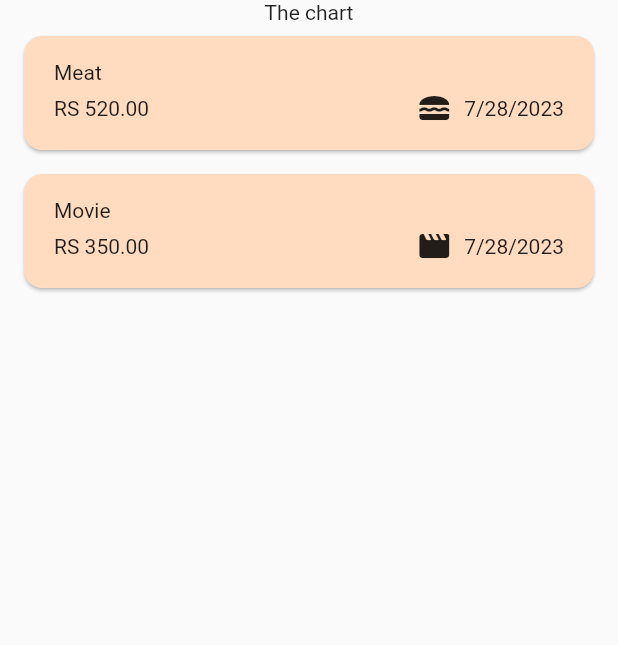
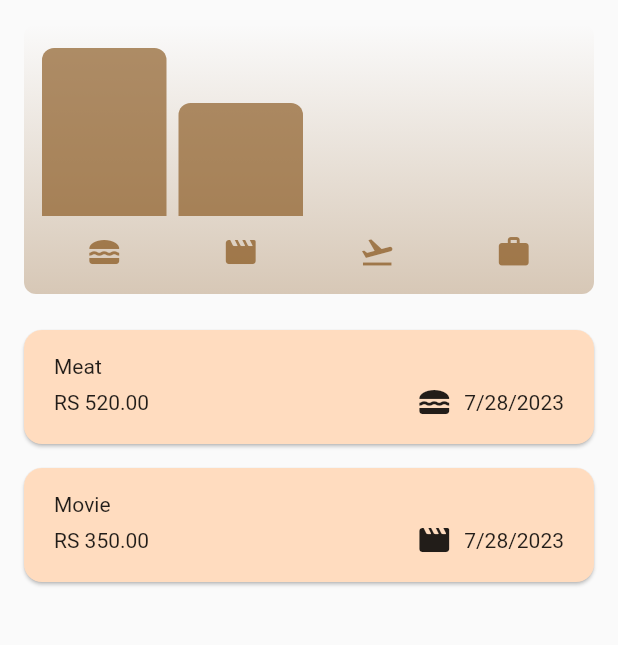
Before and after one commit to Angel-dash/Berries_tracker, a Flutter app: the screen it shows after launch, on a phone screen of 412 x 824 dp, the part 84-729 px from its top. Run offline on Flutter 3.47's test engine with Material 2 defaults, Android fonts, the phone set to English and light mode, and no system bars.

Commit message:
Bargraph/charts added

```diff
--- a/lib/models/expense.dart
+++ b/lib/models/expense.dart
@@ -32,3 +32,22 @@ class Expense {
     return formatter.format(date);
   }
 }
+
+class ExpenseBucket {
+  const ExpenseBucket({required this.category, required this.expenses});
+
+  ExpenseBucket.forCategory(List<Expense> allExpenses, this.category)
+      : expenses = allExpenses //Expenses ni huna sakxa
+            .where((expense) => expense.category == category)
+            .toList();
+  final Category category;
+  final List<Expense> expenses;
+
+  double get totalExpenses {
+    double sum = 0;
+    for (final expense in expenses) {
+      sum += expense.amount;
+    }
+    return sum;
+  }
+}
--- /dev/null
+++ b/lib/widgets/chart/chart.dart
@@ -0,0 +1,95 @@
+import 'package:flutter/material.dart';
+
+import 'package:expense_tracker/widgets/chart/chart_bar.dart';
+import 'package:expense_tracker/models/expense.dart';
+
+class Chart extends StatelessWidget {
+  const Chart({super.key, required this.expenses});
+
+  final List<Expense> expenses;
+
+  List<ExpenseBucket> get buckets {
+    return [
+      ExpenseBucket.forCategory(expenses, Category.food),
+      ExpenseBucket.forCategory(expenses, Category.leisure),
+      ExpenseBucket.forCategory(expenses, Category.travel),
+      ExpenseBucket.forCategory(expenses, Category.work),
+    ];
+  }
+
+  double get maxTotalExpense {
+    double maxTotalExpense = 0;
+
+    for (final bucket in buckets) {
+      if (bucket.totalExpenses > maxTotalExpense) {
+        maxTotalExpense = bucket.totalExpenses;
+      }
+    }
+
+    return maxTotalExpense;
+  }
+
+  @override
+  Widget build(BuildContext context) {
+    final isDarkMode =
+        MediaQuery.of(context).platformBrightness == Brightness.dark;
+    return Container(
+      margin: const EdgeInsets.all(16),
+      padding: const EdgeInsets.symmetric(
+        vertical: 16,
+        horizontal: 8,
+      ),
+      width: double.infinity,
+      height: 180,
+      decoration: BoxDecoration(
+        borderRadius: BorderRadius.circular(8),
+        gradient: LinearGradient(
+          colors: [
+            Theme.of(context).colorScheme.primary.withOpacity(0.3),
+            Theme.of(context).colorScheme.primary.withOpacity(0.0)
+          ],
+          begin: Alignment.bottomCenter,
+          end: Alignment.topCenter,
+        ),
+      ),
+      child: Column(
+        children: [
+          Expanded(
+            child: Row(
+              crossAxisAlignment: CrossAxisAlignment.end,
+              children: [
+                for (final bucket in buckets) // alternative to map()
+                  ChartBar(
+                    fill: bucket.totalExpenses == 0
+                        ? 0
+                        : bucket.totalExpenses / maxTotalExpense,
+                  )
+              ],
+            ),
+          ),
+          const SizedBox(height: 12),
+          Row(
+            children: buckets
+                .map(
+                  (bucket) => Expanded(
+                    child: Padding(
+                      padding: const EdgeInsets.symmetric(horizontal: 4),
+                      child: Icon(
+                        categoryIcons[bucket.category],
+                        color: isDarkMode
+                            ? Theme.of(context).colorScheme.secondary
+                            : Theme.of(context)
+                                .colorScheme
+                                .primary
+                                .withOpacity(0.7),
+                      ),
+                    ),
+                  ),
+                )
+                .toList(),
+          )
+        ],
+      ),
+    );
+  }
+}
--- /dev/null
+++ b/lib/widgets/chart/chart_bar.dart
@@ -0,0 +1,34 @@
+import 'package:flutter/material.dart';
+
+class ChartBar extends StatelessWidget {
+  const ChartBar({
+    super.key,
+    required this.fill,
+  });
+
+  final double fill;
+
+  @override
+  Widget build(BuildContext context) {
+    final isDarkMode =
+        MediaQuery.of(context).platformBrightness == Brightness.dark;
+    return Expanded(
+      child: Padding(
+        padding: const EdgeInsets.symmetric(horizontal: 4),
+        child: FractionallySizedBox(
+          heightFactor: fill,
+          child: DecoratedBox(
+            decoration: BoxDecoration(
+              shape: BoxShape.rectangle,
+              borderRadius:
+                  const BorderRadius.vertical(top: Radius.circular(8)),
+              color: isDarkMode
+                  ? Theme.of(context).colorScheme.secondary
+                  : Theme.of(context).colorScheme.primary.withOpacity(0.65),
+            ),
+          ),
+        ),
+      ),
+    );
+  }
+}
--- a/lib/widgets/expenses.dart
+++ b/lib/widgets/expenses.dart
@@ -2,6 +2,7 @@ import 'package:expense_tracker/widgets/expenses_list/expenses_list.dart';
 import 'package:expense_tracker/widgets/new_expense.dart';
 import 'package:flutter/material.dart';
 import 'package:expense_tracker/models/expense.dart';
+import 'package:expense_tracker/widgets/chart/chart.dart';
 
 class Expenses extends StatefulWidget {
   const Expenses({super.key});
@@ -86,7 +87,7 @@ class _ExpensesState extends State<Expenses> {
       ),
       body: Column(
         children: [
-          const Text("The chart"),
+          Chart(expenses: _registeredExpenses),
           Expanded(
             child: mainContent,
           )
```
